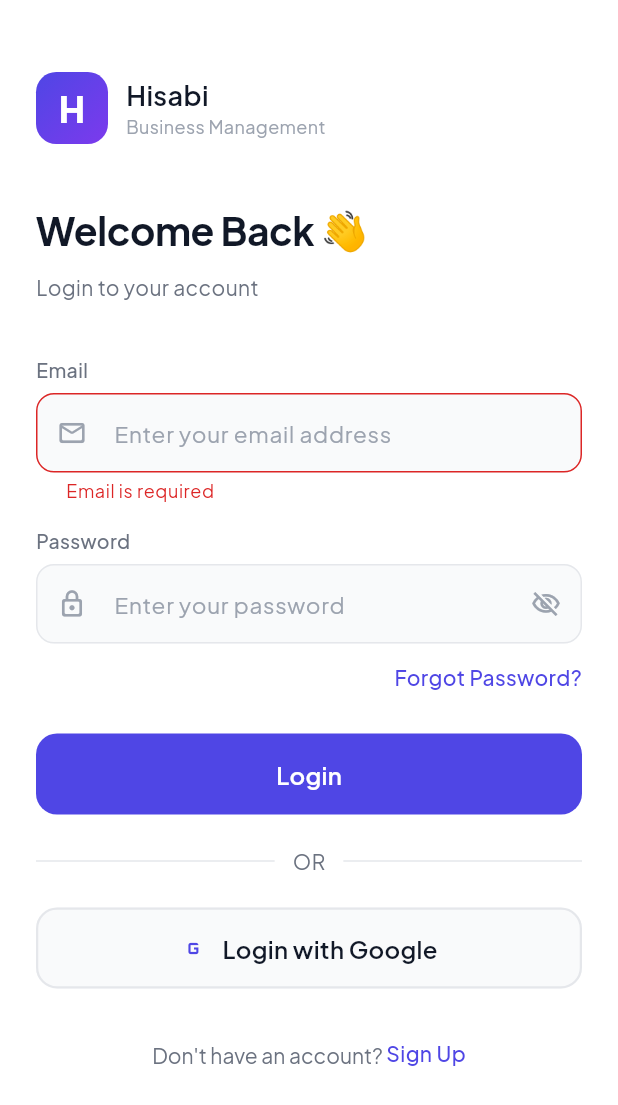
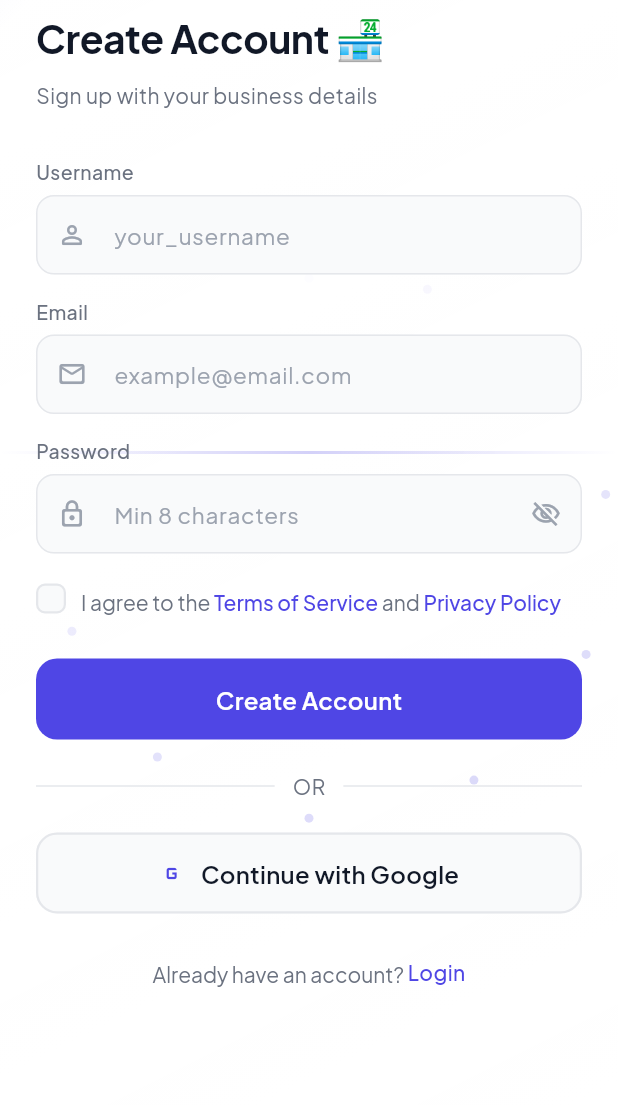
Before and after one commit to majidbhuiyan20/ShopLedger, a Flutter app: the screen it shows after launch, after a tap on "Login", after a tap on "Sign Up", on a phone screen of 412 x 824 dp. Shown: the top 1105 px of the screen. Run offline on Flutter 3.47's test engine with Material 3 defaults, Android fonts, the phone set to English and light mode, and no system bars; our stand-ins replace dio, logger, shared_preferences; network calls fail.

Commit message:
register screen, login and otp screen done with beautiful ui

```diff
--- a/lib/core/routes/app_routes.dart
+++ b/lib/core/routes/app_routes.dart
@@ -1,11 +1,15 @@
 import 'package:flutter/material.dart';
 import 'package:shop_ledger/core/constants/app_strings.dart';
 import 'package:shop_ledger/features/auth/presentation/screens/login_screen.dart';
+import 'package:shop_ledger/features/auth/presentation/screens/register_screen.dart';
+import 'package:shop_ledger/features/auth/presentation/screens/otp_screen.dart';
 import '../../features/splash/splash_screen.dart';
 
 class Routes{
   static const String splashRoute="/";
   static const String loginRoute="/loginScreen";
+  static const String registerRoute="/RegisterScreen";
+  static const String otpRoute="/OtpScreen";
 
 }
 class RouteGenerator{
@@ -15,7 +19,11 @@
         return MaterialPageRoute(builder: (_)=> SplashScreen());
       case Routes.loginRoute:
         return MaterialPageRoute(builder: (_)=> LoginScreen());
-
+      case Routes.registerRoute:
+        return MaterialPageRoute(builder: (_)=> RegisterScreen());
+      case Routes.otpRoute:
+        final email = routeSettings.arguments as String? ?? 'your email';
+        return MaterialPageRoute(builder: (_)=> OtpScreen(email: email));
 
       default:
         return unDefineRoute();
--- a/lib/features/auth/presentation/screens/login_screen.dart
+++ b/lib/features/auth/presentation/screens/login_screen.dart
@@ -1,9 +1,11 @@
 import 'package:flutter/material.dart';
 import '../../../../core/constants/app_colors.dart';
 import '../../../../core/constants/app_text_style.dart';
+import '../../../../core/routes/app_routes.dart';
 import '../../../widgets/common_widgets.dart';
 import '../../../widgets/primary_button.dart';
 import '../../../widgets/primary_outline_button.dart';
+import '../../../widgets/auth_background.dart';
 
 
 class LoginScreen extends StatefulWidget {
@@ -58,8 +60,9 @@
   @override
   Widget build(BuildContext context) {
     return Scaffold(
-      backgroundColor: AppColors.bgBase,
-      body: SafeArea(
+      backgroundColor: Colors.transparent,
+      body: AuthBackground(
+        child: SafeArea(
           child: SingleChildScrollView(
             padding: const EdgeInsets.symmetric(horizontal: 24),
             child: Form(
@@ -200,6 +203,7 @@
                           child: GestureDetector(
                             onTap: () {
                               // Navigate to register
+                              Navigator.pushNamed(context, Routes.registerRoute);
                             },
                             child: Text(
                               'Sign Up',
@@ -218,6 +222,6 @@
           ),
         ),
       ),
-    );
+    ));
   }
 }
--- a/lib/features/auth/presentation/screens/register_screen.dart
+++ b/lib/features/auth/presentation/screens/register_screen.dart
@@ -0,0 +1,275 @@
+import 'package:flutter/material.dart';
+import 'package:shop_ledger/core/routes/app_routes.dart';
+import 'package:shop_ledger/features/widgets/primary_button.dart';
+import 'package:shop_ledger/features/widgets/primary_outline_button.dart';
+import '../../../../core/constants/app_colors.dart';
+import '../../../../core/constants/app_text_style.dart';
+import '../../../widgets/common_widgets.dart';
+import '../../../widgets/auth_background.dart';
+
+class RegisterScreen extends StatefulWidget {
+  const RegisterScreen({super.key});
+
+  @override
+  State<RegisterScreen> createState() => _RegisterScreenState();
+}
+
+class _RegisterScreenState extends State<RegisterScreen> {
+  final _usernameController = TextEditingController();
+  final _emailController    = TextEditingController();
+  final _passwordController = TextEditingController();
+
+  bool _obscurePassword = true;
+  bool _loading         = false;
+  bool _agreedToTerms   = false;
+
+  String? _usernameError;
+  String? _emailError;
+  String? _passwordError;
+  String? _termsError;
+
+  @override
+  void dispose() {
+    _usernameController.dispose();
+    _emailController.dispose();
+    _passwordController.dispose();
+    super.dispose();
+  }
+
+  Future<void> _register() async {
+    setState(() {
+      _usernameError = null;
+      _emailError    = null;
+      _passwordError = null;
+      _termsError    = null;
+    });
+
+    bool hasError = false;
+    if (_usernameController.text.trim().length < 3) {
+      setState(() => _usernameError = 'Username must be at least 3 characters');
+      hasError = true;
+    }
+    if (_emailController.text.trim().isEmpty) {
+      setState(() => _emailError = 'Email is required');
+      hasError = true;
+    }
+    if (_passwordController.text.length < 8) {
+      setState(() => _passwordError = 'Password must be at least 8 characters');
+      hasError = true;
+    }
+    if (!_agreedToTerms) {
+      setState(() => _termsError = 'You must agree to the terms');
+      hasError = true;
+    }
+    if (hasError) return;
+
+    setState(() => _loading = true);
+    await Future.delayed(const Duration(seconds: 2));
+    setState(() => _loading = false);
+
+    // Navigate to OTP screen
+    Navigator.pushNamed(context, Routes.otpRoute, arguments: _emailController.text);
+  }
+
+  @override
+  Widget build(BuildContext context) {
+    return Scaffold(
+      backgroundColor: Colors.transparent,
+      body: AuthBackground(
+        child: SafeArea(
+        child: SingleChildScrollView(
+          padding: const EdgeInsets.symmetric(horizontal: 24),
+          child: Column(
+            crossAxisAlignment: CrossAxisAlignment.start,
+            children: [
+
+              const SizedBox(height: 8),
+
+              Text('Create Account 🏪', style: AppTextStyle.h1),
+              const SizedBox(height: 8),
+              Text(
+                'Sign up with your business details',
+                style: AppTextStyle.bodyMedium,
+              ),
+
+              const SizedBox(height: 32),
+
+              // ── Username ──────────────────────────────────────
+              HInputField(
+                label:      'Username',
+                hint:       'your_username',
+                controller: _usernameController,
+                errorText:  _usernameError,
+                prefix: const Icon(
+                  Icons.person_outline_rounded,
+                  color: AppColors.textTertiary,
+                  size:  20,
+                ),
+              ),
+
+              const SizedBox(height: 16),
+
+              // ── Email ─────────────────────────────────────────
+              HInputField(
+                label:        'Email',
+                hint:         'example@email.com',
+                controller:   _emailController,
+                keyboardType: TextInputType.emailAddress,
+                errorText:    _emailError,
+                prefix: const Icon(
+                  Icons.mail_outline_rounded,
+                  color: AppColors.textTertiary,
+                  size:  20,
+                ),
+              ),
+
+              const SizedBox(height: 16),
+
+              // ── Password ──────────────────────────────────────
+              HInputField(
+                label:      'Password',
+                hint:       'Min 8 characters',
+                controller: _passwordController,
+                obscure:    _obscurePassword,
+                errorText:  _passwordError,
+                onChanged:  (_) => setState(() {}),
+                prefix: const Icon(
+                  Icons.lock_outline_rounded,
+                  color: AppColors.textTertiary,
+                  size:  20,
+                ),
+                suffix: IconButton(
+                  onPressed: () => setState(
+                        () => _obscurePassword = !_obscurePassword,
+                  ),
+                  icon: Icon(
+                    _obscurePassword
+                        ? Icons.visibility_off_outlined
+                        : Icons.visibility_outlined,
+                    color: AppColors.textTertiary,
+                    size:  20,
+                  ),
+                ),
+              ),
+
+              // Password strength bar
+              HPasswordStrength(password: _passwordController.text),
+
+              const SizedBox(height: 20),
+
+              // ── Terms Checkbox ────────────────────────────────
+              GestureDetector(
+                onTap: () => setState(() => _agreedToTerms = !_agreedToTerms),
+                child: Row(
+                  crossAxisAlignment: CrossAxisAlignment.start,
+                  children: [
+                    AnimatedContainer(
+                      duration:     const Duration(milliseconds: 200),
+                      width:        20,
+                      height:       20,
+                      decoration:   BoxDecoration(
+                        color:        _agreedToTerms
+                            ? AppColors.primary
+                            : AppColors.bgSurface,
+                        borderRadius: BorderRadius.circular(6),
+                        border:       Border.all(
+                          color: _termsError != null
+                              ? AppColors.danger
+                              : _agreedToTerms
+                              ? AppColors.primary
+                              : AppColors.borderDefault,
+                          width: 1.5,
+                        ),
+                      ),
+                      child: _agreedToTerms
+                          ? const Icon(Icons.check, size: 14, color: Colors.white)
+                          : null,
+                    ),
+                    const SizedBox(width: 10),
+                    Expanded(
+                      child: RichText(
+                        text: TextSpan(
+                          text:  'I agree to the ',
+                          style: AppTextStyle.bodyMedium,
+                          children: [
+                            TextSpan(
+                              text:  'Terms of Service',
+                              style: AppTextStyle.link,
+                            ),
+                            const TextSpan(text: ' and '),
+                            TextSpan(
+                              text:  'Privacy Policy',
+                              style: AppTextStyle.link,
+                            ),
+                          ],
+                        ),
+                      ),
+                    ),
+                  ],
+                ),
+              ),
+
+              if (_termsError != null) ...[
+                const SizedBox(height: 4),
+                Text(_termsError!, style: AppTextStyle.inputError),
+              ],
+
+              const SizedBox(height: 28),
+
+              // ── Register Button ───────────────────────────────
+              PrimaryButton(
+                label:   'Create Account',
+                loading: _loading,
+                onTap:   _register,
+              ),
+
+              const SizedBox(height: 20),
+
+              // ── Divider ───────────────────────────────────────
+              const HDividerText(),
+
+              const SizedBox(height: 20),
+
+              // ── Google Register ───────────────────────────────
+              PrimaryOutlineButton(
+                label: 'Continue with Google',
+                onTap: () {},
+                leading: Image.network(
+                  'https://www.google.com/favicon.ico',
+                  width:  20,
+                  height: 20,
+                  errorBuilder: (_, __, ___) => const Icon(
+                    Icons.g_mobiledata,
+                    color: AppColors.primary,
+                  ),
+                ),
+              ),
+
+              const SizedBox(height: 28),
+
+              // ── Login Link ────────────────────────────────────
+              Center(
+                child: RichText(
+                  text: TextSpan(
+                    text:  'Already have an account? ',
+                    style: AppTextStyle.bodyMedium,
+                    children: [
+                      WidgetSpan(
+                        child: GestureDetector(
+                          onTap: () => Navigator.pop(context),
+                          child: Text('Login', style: AppTextStyle.link),
+                        ),
+                      ),
+                    ],
+                  ),
+                ),
+              ),
+
+              const SizedBox(height: 24),
+            ],
+          ),
+        ),
+      ),
+    ));
+  }
+}
--- /dev/null
+++ b/lib/features/widgets/auth_background.dart
@@ -0,0 +1,188 @@
+import 'package:flutter/material.dart';
+import 'dart:math';
+import '../../core/constants/app_colors.dart';
+
+/// Beautiful animated Auth Background with custom paint
+class AuthBackground extends StatefulWidget {
+  final Widget child;
+  final bool showPattern;
+
+  const AuthBackground({
+    super.key,
+    required this.child,
+    this.showPattern = true,
+  });
+
+  @override
+  State<AuthBackground> createState() => _AuthBackgroundState();
+}
+
+class _AuthBackgroundState extends State<AuthBackground>
+    with TickerProviderStateMixin {
+  late AnimationController _animationController;
+  late AnimationController _floatingController;
+
+  @override
+  void initState() {
+    super.initState();
+    _animationController = AnimationController(
+      duration: const Duration(seconds: 20),
+      vsync: this,
+    )..repeat();
+
+    _floatingController = AnimationController(
+      duration: const Duration(seconds: 15),
+      vsync: this,
+    )..repeat();
+  }
+
+  @override
+  void dispose() {
+    _animationController.dispose();
+    _floatingController.dispose();
+    super.dispose();
+  }
+
+  @override
+  Widget build(BuildContext context) {
+    final size = MediaQuery.of(context).size;
+
+    return Stack(
+      children: [
+        // ── Base Gradient ──────────────────────────────────────
+        Container(
+          width: double.infinity,
+          height: double.infinity,
+          decoration: BoxDecoration(
+            gradient: LinearGradient(
+              begin: Alignment.topLeft,
+              end: Alignment.bottomRight,
+              colors: [
+                AppColors.bgBase,
+                AppColors.bgBase.withOpacity(0.98),
+                AppColors.bgBase,
+              ],
+            ),
+          ),
+        ),
+
+        // ── Animated Background Painter ───────────────────────
+        if (widget.showPattern)
+          AnimatedBuilder(
+            animation: Listenable.merge([
+              _animationController,
+              _floatingController,
+            ]),
+            builder: (context, child) {
+              return CustomPaint(
+                painter: AuthBackgroundPainter(
+                  animationValue: _animationController.value,
+                  floatingValue: _floatingController.value,
+                  size: size,
+                ),
+                child: Container(),
+              );
+            },
+          ),
+
+        // ── Child Content ────────────────────────────────────
+        widget.child,
+      ],
+    );
+  }
+}
+
+/// Custom painter for animated background
+class AuthBackgroundPainter extends CustomPainter {
+  final double animationValue;
+  final double floatingValue;
+  final Size size;
+
+  AuthBackgroundPainter({
+    required this.animationValue,
+    required this.floatingValue,
+    required this.size,
+  });
+
+  @override
+  void paint(Canvas canvas, Size size) {
+    final paint = Paint();
+
+    // ── Animated Gradient Circle 1 (Top-left) ─────────────────
+    final circle1Offset = Offset(
+      -100 + (animationValue * 40),
+      -100 + (sin(floatingValue * 2 * 3.14159) * 20),
+    );
+
+    paint.shader = RadialGradient(
+      colors: [
+        AppColors.primary.withOpacity(0.2),
+        AppColors.primary.withOpacity(0.05),
+        AppColors.primary.withOpacity(0),
+      ],
+    ).createShader(Rect.fromCircle(center: circle1Offset, radius: 150));
+
+    canvas.drawCircle(circle1Offset, 150, paint);
+
+    // ── Animated Gradient Circle 2 (Bottom-right) ──────────────
+    final circle2Offset = Offset(
+      size.width + 80 - (animationValue * 40),
+      size.height + 100 + (sin(floatingValue * 2 * 3.14159) * 20),
+    );
+
+    paint.shader = RadialGradient(
+      colors: [
+        AppColors.primary.withOpacity(0.15),
+        AppColors.primary.withOpacity(0.03),
+        AppColors.primary.withOpacity(0),
+      ],
+    ).createShader(Rect.fromCircle(center: circle2Offset, radius: 140));
+
+    canvas.drawCircle(circle2Offset, 140, paint);
+
+    // ── Animated Accent Line (Center) ────────────────────────
+    final linePaint = Paint()
+      ..strokeWidth = 2
+      ..shader = LinearGradient(
+        colors: [
+          AppColors.primary.withOpacity(0),
+          AppColors.primary.withOpacity(0.25),
+          AppColors.primary.withOpacity(0),
+        ],
+      ).createShader(Rect.fromLTWH(0, size.height * 0.35, size.width, 2));
+
+    final lineYOffset = (sin(floatingValue * 2 * 3.14159) * 30);
+    canvas.drawLine(
+      Offset(-50, size.height * 0.35 + lineYOffset),
+      Offset(size.width + 50, size.height * 0.35 + lineYOffset),
+      linePaint,
+    );
+
+    // ── Floating Dots Pattern ──────────────────────────────────
+    _drawFloatingDots(canvas, size);
+  }
+
+  void _drawFloatingDots(Canvas canvas, Size size) {
+    final dotPaint = Paint();
+    const dotCount = 12;
+    const dotRadius = 3.0;
+
+    for (int i = 0; i < dotCount; i++) {
+      final angle = (i / dotCount) * 2 * 3.14159;
+      final distance = 180 + (sin(floatingValue * 2 * 3.14159 + angle) * 40);
+
+      final x = size.width / 2 + distance * cos(angle);
+      final y = size.height * 0.4 + distance * sin(angle);
+
+      final opacity = 0.1 + (sin(floatingValue * 2 * 3.14159 + angle) * 0.1);
+      dotPaint.color = AppColors.primary.withOpacity(opacity);
+
+      canvas.drawCircle(Offset(x, y), dotRadius, dotPaint);
+    }
+  }
+
+  @override
+  bool shouldRepaint(AuthBackgroundPainter oldDelegate) =>
+      oldDelegate.animationValue != animationValue ||
+      oldDelegate.floatingValue != floatingValue;
+}
--- a/lib/main.dart
+++ b/lib/main.dart
@@ -1,6 +1,6 @@
 import 'package:flutter/material.dart';
 import 'package:shop_ledger/core/constants/app_theme.dart';
-import 'package:shop_ledger/features/splash/splash_screen.dart';
+import 'package:shop_ledger/core/routes/app_routes.dart';
 
 void main() {
   runApp(const MyApp());
@@ -19,7 +19,8 @@
     return MaterialApp(
       debugShowCheckedModeBanner: false,
       theme: AppTheme.light,
-      home: SplashScreen(),
+      initialRoute: Routes.splashRoute,
+      onGenerateRoute: RouteGenerator.getRoute,
     );
   }
 }
--- a/pubspec.yaml
+++ b/pubspec.yaml
@@ -14,6 +14,7 @@
   dio: ^5.9.2
   logger: ^2.7.0
   shared_preferences: ^2.5.5
+  pinput: ^6.0.2
 
 dev_dependencies:
   flutter_test:
```
Also changed, not shown: lib/features/auth/presentation/screens/otp_screen.dart (added, +251 -0 lines), pubspec.lock. Lines whose indentation alone changed are shown as unchanged.
